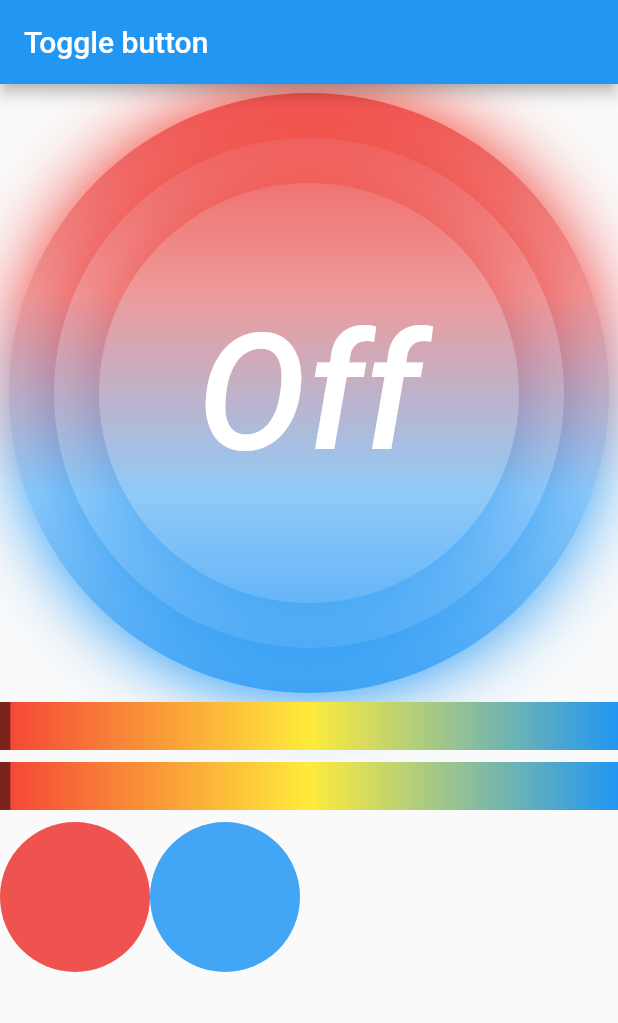
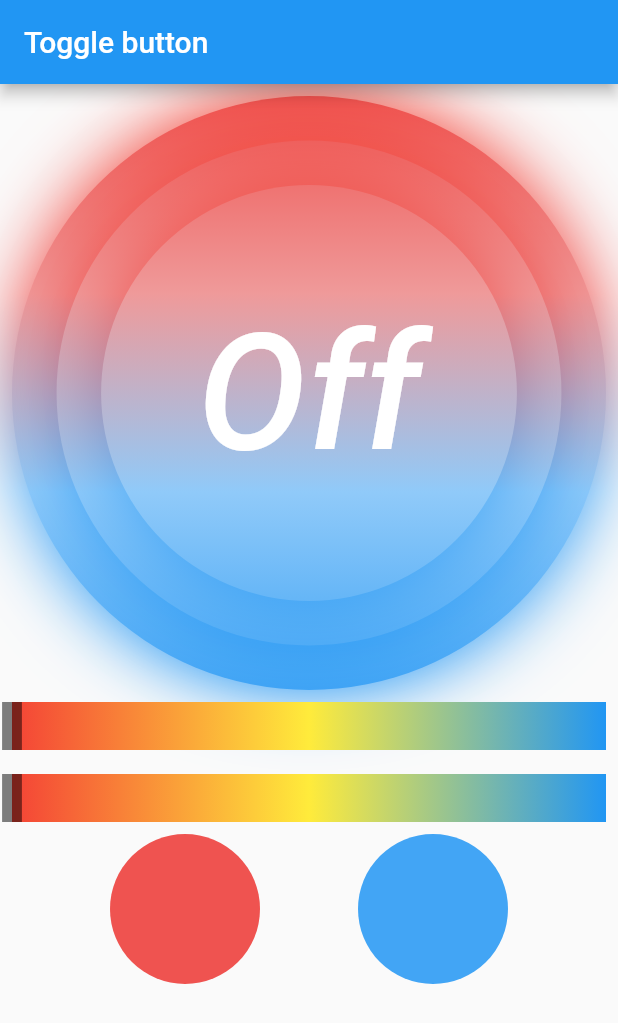
Before and after one commit to croSSover07/togglebutton, a Flutter app: the screen it shows after launch, on a phone screen of 412 x 824 dp. Shown: the top 1023 px of the screen. Run offline on Flutter 3.47's test engine with Material 2 defaults, Android fonts, the phone set to English and light mode, and no system bars.

Commit message:
change:  - padding

```diff
--- a/lib/component/main.dart
+++ b/lib/component/main.dart
@@ -37,7 +37,9 @@ class _MyHomePageState extends State<MyHomePage> {
         appBar: AppBar(
           title: Text(widget.title),
         ),
-        body: Column(
+        body: Padding(
+          padding: const EdgeInsets.all(8.0),
+          child: Column(
             children: <Widget>[
               ToggleButtonWidget(
                 textOn: "On",
@@ -45,13 +47,17 @@ class _MyHomePageState extends State<MyHomePage> {
                 onPressed: onPress,
                 isActivated: _isActivated,
               ),
-            GradientSlider(fun: onSlideFirst),
+              Padding(
+                padding: const EdgeInsets.only(top: 8.0, bottom: 8.0),
+                child: GradientSlider(fun: onSlideFirst),
+              ),
               Padding(
                 padding: const EdgeInsets.only(top: 8.0, bottom: 8.0),
                 child: GradientSlider(fun: onSlideSecond),
               ),
               Center(
                 child: Row(
+                  mainAxisAlignment: MainAxisAlignment.spaceEvenly,
                   children: <Widget>[
                     Container(
                       padding: EdgeInsets.only(top: 32),
@@ -71,6 +77,7 @@ class _MyHomePageState extends State<MyHomePage> {
                 ),
               )
             ],
+          ),
         ));
   }
 
```
Lines whose indentation alone changed are shown as unchanged.
